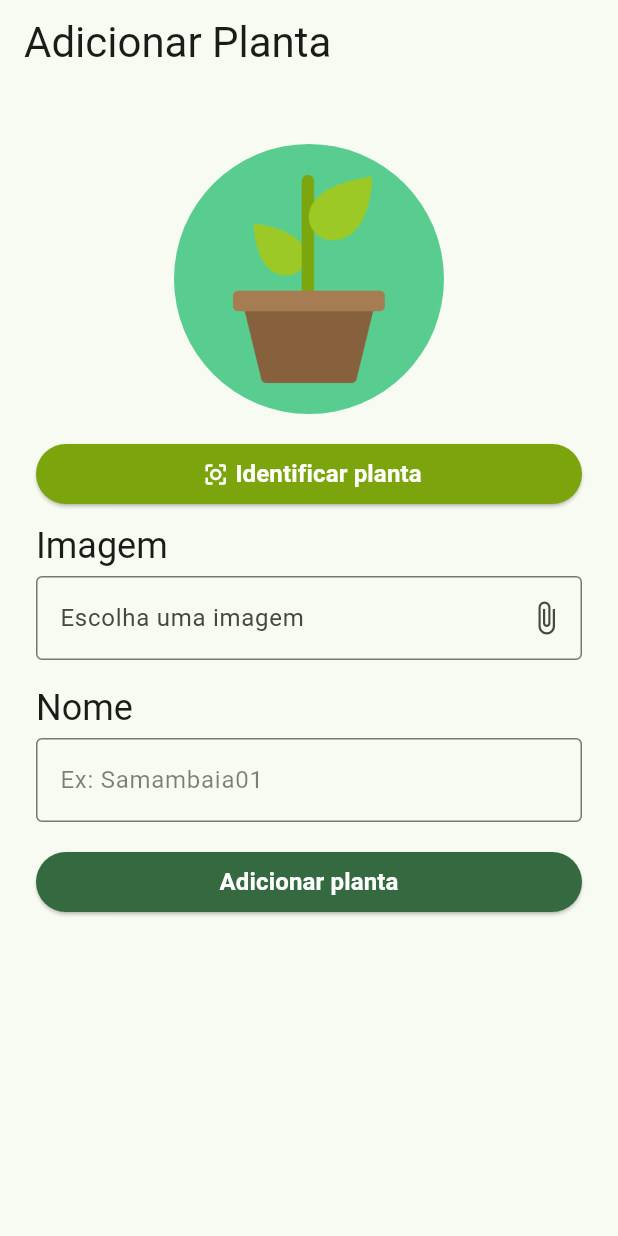
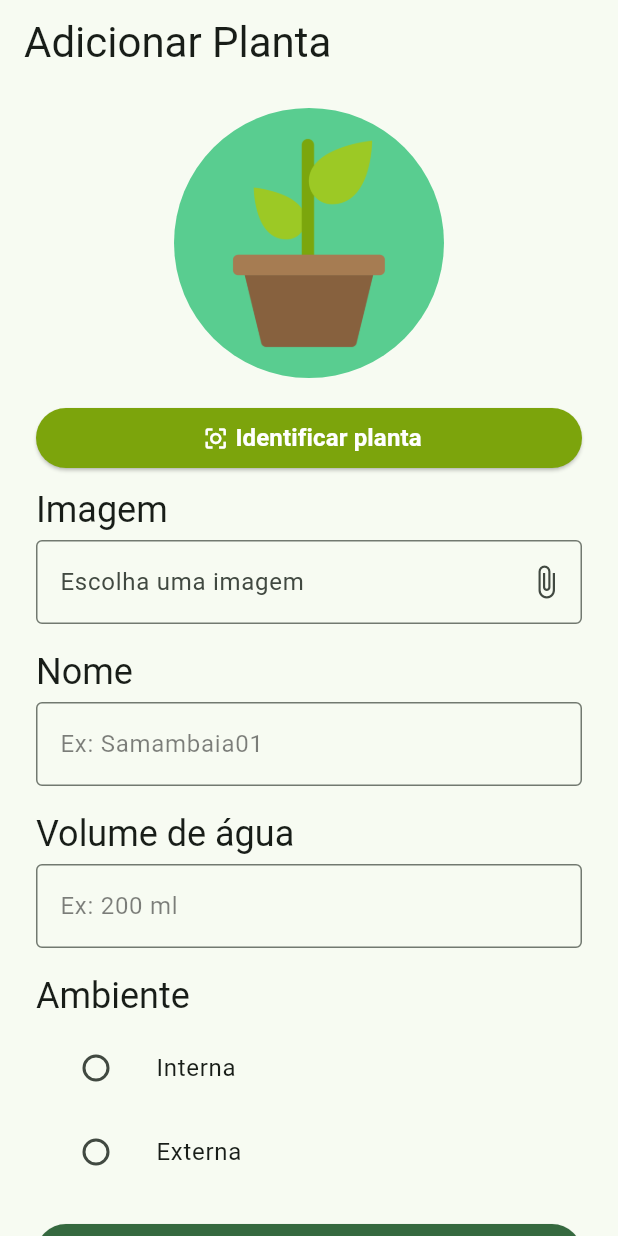
Before and after one commit to arturRDC/RegApp, a Flutter app: the AddPlantPage screen opened by its route, on a phone screen of 412 x 824 dp. Run offline on Flutter 3.47's test engine with Material 3 defaults, Android fonts, the phone set to English and light mode, and no system bars; our stand-ins replace file_picker, flutter_svg, go_router, google_fonts; missing offline and left inert: flutter_verification_code; project files that could hold a hidden picture were left out.

Commit message:
Add more add plant page form fields

```diff
--- a/lib/ui/AddPlantPage.dart
+++ b/lib/ui/AddPlantPage.dart
@@ -11,6 +11,10 @@ class AddPlantPage extends StatefulWidget {
 class _AddPlantPageState extends State<AddPlantPage> {
   String fileName = '';
   PlatformFile? pickedFile;
+  String? selectedOption = '';
+
+  TextEditingController nameController = TextEditingController();
+  TextEditingController volumeController = TextEditingController();
 
   void openFilePicker() async {
     FilePickerResult? result =
@@ -33,9 +37,9 @@ class _AddPlantPageState extends State<AddPlantPage> {
           style: Theme.of(context).textTheme.headlineMedium,
         ),
       ),
-      body: Form(
-        child: Padding(
-          padding: const EdgeInsets.all(24.0),
+      body: SingleChildScrollView(
+        padding: const EdgeInsets.symmetric(horizontal: 24),
+        child: Form(
           child: Column(
             children: [
               Padding(
@@ -144,13 +148,72 @@ class _AddPlantPageState extends State<AddPlantPage> {
                     ),
                   ),
                   TextFormField(
-                    readOnly: true,
+                    controller: nameController,
                     decoration: const InputDecoration(
                         border: OutlineInputBorder(
                             borderRadius: BorderRadius.all(Radius.circular(4))),
                         hintText: 'Ex: Samambaia01',
                         hintStyle:
                             TextStyle(color: Color.fromARGB(128, 0, 0, 0))),
+                  ),
+                ],
+              ),
+              Column(
+                crossAxisAlignment: CrossAxisAlignment.stretch,
+                children: [
+                  Padding(
+                    padding: const EdgeInsets.fromLTRB(0, 16, 0, 4),
+                    child: Text(
+                      'Volume de água',
+                      textAlign: TextAlign.left,
+                      style: Theme.of(context).textTheme.headlineSmall,
+                    ),
+                  ),
+                  TextFormField(
+                    controller: volumeController,
+                    decoration: const InputDecoration(
+                        border: OutlineInputBorder(
+                            borderRadius: BorderRadius.all(Radius.circular(4))),
+                        hintText: 'Ex: 200 ml',
+                        hintStyle:
+                            TextStyle(color: Color.fromARGB(128, 0, 0, 0))),
+                  ),
+                ],
+              ),
+              Column(
+                crossAxisAlignment: CrossAxisAlignment.stretch,
+                children: [
+                  Padding(
+                    padding: const EdgeInsets.fromLTRB(0, 16, 0, 4),
+                    child: Text(
+                      'Ambiente',
+                      textAlign: TextAlign.left,
+                      style: Theme.of(context).textTheme.headlineSmall,
+                    ),
+                  ),
+                  ListTile(
+                    title: const Text('Interna'),
+                    leading: Radio(
+                      value: 'Interna',
+                      groupValue: selectedOption,
+                      onChanged: (value) {
+                        setState(() {
+                          selectedOption = value;
+                        });
+                      },
+                    ),
+                  ),
+                  ListTile(
+                    title: const Text('Externa'),
+                    leading: Radio(
+                      value: 'Externa',
+                      groupValue: selectedOption,
+                      onChanged: (value) {
+                        setState(() {
+                          selectedOption = value;
+                        });
+                      },
+                    ),
                   ),
                 ],
               ),
```
